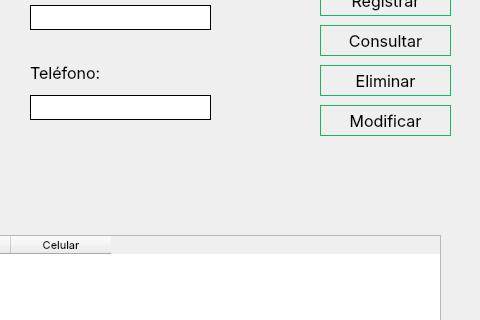
Old version of the form UI/ventanaEmpleados.ui in the repository RefinedCandle49/bookish-memory; both pictures show x 500 to 980 and y 105 to 425 of the 980 by 600 pixel window.
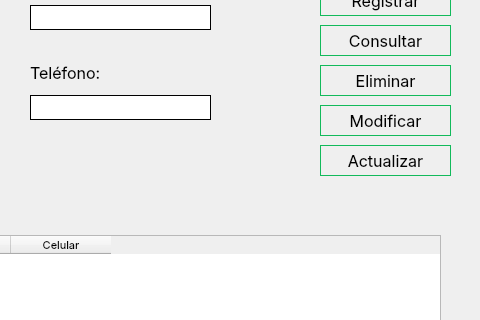
New version of the form.

Commit message: Editar on empleado and proveedor.py already working

Patch:
```diff
--- a/UI/ventanaEmpleados.ui
+++ b/UI/ventanaEmpleados.ui
@@ -496,6 +496,25 @@
      </property>
     </column>
    </widget>
+   <widget class="QPushButton" name="btnActualizar">
+    <property name="geometry">
+     <rect>
+      <x>820</x>
+      <y>250</y>
+      <width>131</width>
+      <height>31</height>
+     </rect>
+    </property>
+    <property name="font">
+     <font>
+      <family>Inter</family>
+      <pointsize>12</pointsize>
+     </font>
+    </property>
+    <property name="text">
+     <string>Actualizar</string>
+    </property>
+   </widget>
   </widget>
   <widget class="QMenuBar" name="menubar">
    <property name="geometry">
```
The commit also changes 8 other files.
